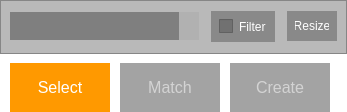
Before: the Qt Designer form userstudy/Controls.ui in ennetws/topo-blend-userstudy, drawn with Qt 5.
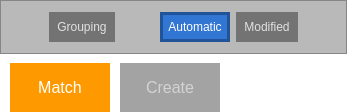
After: the same form once the commit is applied. Icons and pictures are not drawn.

```diff
--- a/userstudy/Controls.ui
+++ b/userstudy/Controls.ui
@@ -60,166 +60,6 @@
      <property name="documentMode">
       <bool>true</bool>
      </property>
-     <widget class="QWidget" name="tab">
-      <attribute name="title">
-       <string>Select</string>
-      </attribute>
-      <layout class="QVBoxLayout" name="verticalLayout_4">
-       <property name="leftMargin">
-        <number>0</number>
-       </property>
-       <property name="topMargin">
-        <number>0</number>
-       </property>
-       <property name="rightMargin">
-        <number>0</number>
-       </property>
-       <item>
-        <widget class="QFrame" name="frame_3">
-         <property name="styleSheet">
-          <string notr="true">QFrame { background:rgba(0, 0, 0, 70); }</string>
-         </property>
-         <property name="frameShape">
-          <enum>QFrame::StyledPanel</enum>
-         </property>
-         <property name="frameShadow">
-          <enum>QFrame::Raised</enum>
-         </property>
-         <layout class="QVBoxLayout" name="verticalLayout_5">
-          <property name="spacing">
-           <number>0</number>
-          </property>
-          <property name="topMargin">
-           <number>0</number>
-          </property>
-          <property name="bottomMargin">
-           <number>0</number>
-          </property>
-          <item>
-           <layout class="QGridLayout" name="gridLayout_5">
-            <property name="horizontalSpacing">
-             <number>12</number>
-            </property>
-            <item row="0" column="2">
-             <widget class="QPushButton" name="resizeButton">
-              <property name="maximumSize">
-               <size>
-                <width>50</width>
-                <height>16777215</height>
-               </size>
-              </property>
-              <property name="text">
-               <string>Resize</string>
-              </property>
-             </widget>
-            </item>
-            <item row="0" column="0">
-             <widget class="QComboBox" name="categoriesBox">
-              <property name="minimumSize">
-               <size>
-                <width>0</width>
-                <height>0</height>
-               </size>
-              </property>
-              <property name="font">
-               <font>
-                <pointsize>-1</pointsize>
-               </font>
-              </property>
-              <property name="styleSheet">
-               <string notr="true">QComboBox {
-     border: 0px solid gray;
-	 background:rgba(0, 0, 0, 80);
-	 padding:6px;
-	 font-size: 12px;
-     color: white;
- }
-
-QComboBox QAbstractItemView { 
-	selection-background-color: rgb(255,153,0); 
-	selection-color: white;
-	color: white;
-	padding:6px;
-	border: 0px solid black;
-	height:3em;
- }
-
- QComboBox::drop-down {
-    border:0px solid rgba(0, 0, 0, 80);
-    background:rgba(255, 255, 255, 100);
-    width:20px;
- }
-
-QComboBox::down-arrow {
-    image:url(:/images/dropdownArrow.png);
-    height: 16px;
- }
-
-
-/* Scrollbars */
- QComboBox QAbstractItemView QScrollBar:vertical {
-      border: 0px solid grey;
-      background: transparent;
-      width: 8px;
-      margin: 22px 0 22px 0;
-  }
-  QScrollBar::handle:vertical {
-      background: black;
-  }
-  QScrollBar::add-line:vertical {
-      border: 0px solid grey;
-      background: transparent;
-      height: 20px;
-      subcontrol-position: bottom;
-      subcontrol-origin: margin;
-  }
-
-  QScrollBar::sub-line:vertical {
-      background: transparent;
-      height: 20px;
-      subcontrol-position: top;
-      subcontrol-origin: margin;
-  }
-  QScrollBar::up-arrow:vertical, QScrollBar::down-arrow:vertical {
-      border: 1px solid #333;
-      width: 3px;
-      height: 3px;
-      background: black;
-  }
-
-  QScrollBar::add-page:vertical, QScrollBar::sub-page:vertical {
-      background: none;
-  }
-</string>
-              </property>
-              <property name="maxVisibleItems">
-               <number>4</number>
-              </property>
-              <property name="frame">
-               <bool>false</bool>
-              </property>
-             </widget>
-            </item>
-            <item row="0" column="1">
-             <widget class="QCheckBox" name="filterOption">
-              <property name="sizePolicy">
-               <sizepolicy hsizetype="Maximum" vsizetype="Fixed">
-                <horstretch>0</horstretch>
-                <verstretch>0</verstretch>
-               </sizepolicy>
-              </property>
-              <property name="text">
-               <string>Filter</string>
-              </property>
-             </widget>
-            </item>
-           </layout>
-          </item>
-         </layout>
-        </widget>
-       </item>
-      </layout>
-     </widget>
      <widget class="QWidget" name="tab_2">
       <attribute name="title">
        <string>Match</string>
```
